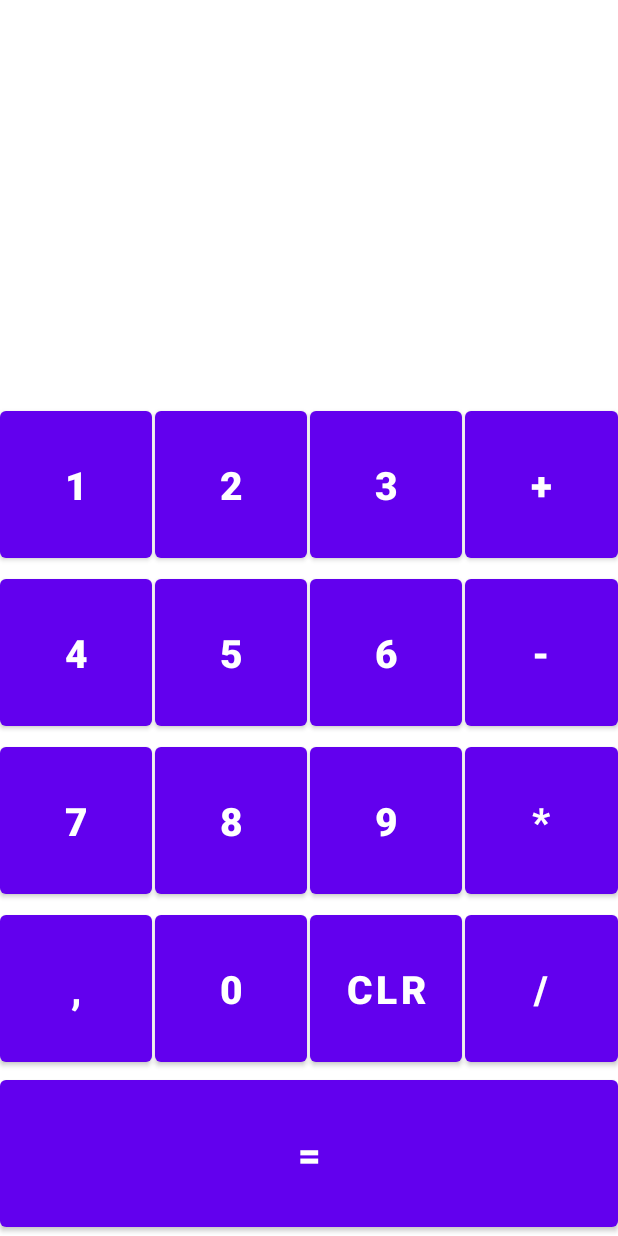
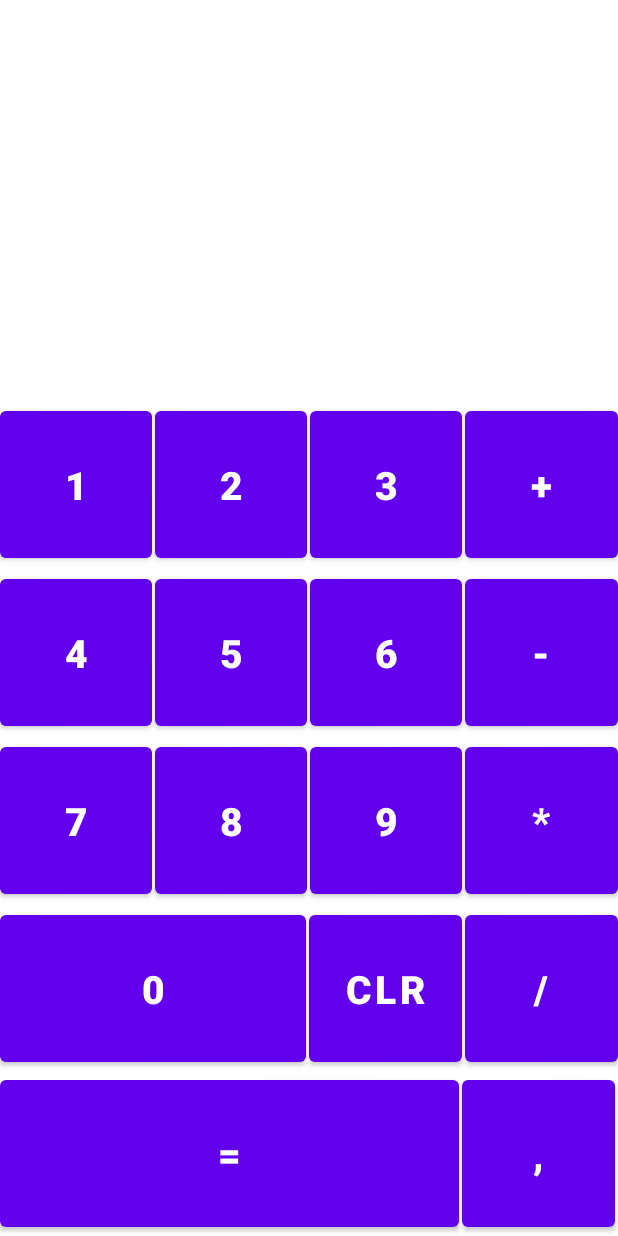
Before and after one commit to Cooookiez/UWr-Programowanie-Urzadzen-Mobilnych, an Android app: the layout activity_main.xml on its own in the app's theme, with its tools: preview values and no code run, on a phone screen of 412 x 824 dp. Run offline under Robolectric (Android 15) with nearby library versions, the light colour scheme and no system bars.

Commit message:
Zad_01_03 – cz1, c2 (layouts)

```diff
--- a/Listy/Zad_01_03_CalculatorApp/app/src/main/AndroidManifest.xml
+++ b/Listy/Zad_01_03_CalculatorApp/app/src/main/AndroidManifest.xml
@@ -9,11 +9,11 @@
         android:roundIcon="@mipmap/ic_launcher_round"
         android:supportsRtl="true"
         android:theme="@style/Theme.Zad_01_03_CalculatorApp">
-        <activity android:name=".MainActivity">
+        <activity android:name=".MainActivity"
+            android:theme="@style/Theme.AppCompat.Light.NoActionBar">
             <intent-filter>
                 <action
-                    android:name="android.intent.action.MAIN"
-                    android:theme="@style/Theme.AppCompat.Light.NoActionBar"/>
+                    android:name="android.intent.action.MAIN"/>
 
                 <category android:name="android.intent.category.LAUNCHER" />
             </intent-filter>
--- /dev/null
+++ b/Listy/Zad_01_03_CalculatorApp/app/src/main/res/layout-land/activity_main.xml
@@ -0,0 +1,273 @@
+<?xml version="1.0" encoding="utf-8"?>
+<LinearLayout xmlns:android="http://schemas.android.com/apk/res/android"
+    xmlns:app="http://schemas.android.com/apk/res-auto"
+    xmlns:tools="http://schemas.android.com/tools"
+    android:layout_width="match_parent"
+    android:layout_height="match_parent"
+    android:orientation="vertical"
+    tools:context=".MainActivity">
+
+    <LinearLayout
+        android:layout_width="match_parent"
+        android:layout_height="wrap_content"
+        android:orientation="horizontal">
+
+        <TextView
+            android:id="@+id/inputOutputTextView"
+            android:layout_width="0dp"
+            android:layout_height="100dp"
+            android:layout_weight="14"
+            android:gravity="center"
+            android:layout_margin="8dp"
+            android:textSize="48sp"/>
+
+        <Button
+            android:id="@+id/btt_CLR"
+            android:layout_width="0dp"
+            android:layout_height="match_parent"
+            android:layout_marginEnd="2dp"
+            android:layout_weight="2"
+            android:text="@string/clr"
+            android:textSize="26sp"
+            android:onClick="onClear"
+            android:textStyle="bold"/>
+
+    </LinearLayout>
+
+    <LinearLayout
+        android:layout_width="match_parent"
+        android:layout_height="0dp"
+        android:layout_weight="1"
+        android:orientation="horizontal">
+
+        <LinearLayout
+            android:layout_width="0dp"
+            android:layout_height="match_parent"
+            android:layout_weight="2"
+            android:layout_marginEnd="8dp"
+            android:orientation="vertical">
+
+            <Button
+                android:onClick="onDigit"
+                android:id="@+id/btt_1"
+                android:layout_width="match_parent"
+                android:layout_height="0dp"
+                android:layout_weight="1"
+                android:text="@string/_1"
+                android:textSize="26sp"
+                android:textStyle="bold"/>
+
+            <Button
+                android:onClick="onDigit"
+                android:id="@+id/btt_4"
+                android:layout_width="match_parent"
+                android:layout_height="0dp"
+                android:layout_weight="1"
+                android:text="@string/_4"
+                android:textSize="26sp"
+                android:textStyle="bold"/>
+
+            <Button
+                android:onClick="onDigit"
+                android:id="@+id/btt_7"
+                android:layout_width="match_parent"
+                android:layout_height="0dp"
+                android:layout_weight="1"
+                android:text="@string/_7"
+                android:textSize="26sp"
+                android:textStyle="bold"/>
+
+        </LinearLayout>
+
+        <LinearLayout
+            android:layout_width="0dp"
+            android:layout_height="match_parent"
+            android:layout_weight="2"
+            android:layout_marginEnd="8dp"
+            android:orientation="vertical">
+
+            <Button
+                android:onClick="onDigit"
+                android:id="@+id/btt_2"
+                android:layout_width="match_parent"
+                android:layout_height="0dp"
+                android:layout_weight="1"
+                android:text="@string/_2"
+                android:textSize="26sp"
+                android:textStyle="bold"/>
+
+            <Button
+                android:onClick="onDigit"
+                android:id="@+id/btt_5"
+                android:layout_width="match_parent"
+                android:layout_height="0dp"
+                android:layout_weight="1"
+                android:text="@string/_5"
+                android:textSize="26sp"
+                android:textStyle="bold"/>
+
+            <Button
+                android:onClick="onDigit"
+                android:id="@+id/btt_8"
+                android:layout_width="match_parent"
+                android:layout_height="0dp"
+                android:layout_weight="1"
+                android:text="@string/_8"
+                android:textSize="26sp"
+                android:textStyle="bold"/>
+
+        </LinearLayout>
+
+        <LinearLayout
+            android:layout_width="0dp"
+            android:layout_height="match_parent"
+            android:layout_weight="2"
+            android:layout_marginEnd="8dp"
+            android:orientation="vertical">
+
+            <Button
+                android:onClick="onDigit"
+                android:id="@+id/btt_3"
+                android:layout_width="match_parent"
+                android:layout_height="0dp"
+                android:layout_weight="1"
+                android:text="@string/_3"
+                android:textSize="26sp"
+                android:textStyle="bold"/>
+
+            <Button
+                android:onClick="onDigit"
+                android:id="@+id/btt_6"
+                android:layout_width="match_parent"
+                android:layout_height="0dp"
+                android:layout_weight="1"
+                android:text="@string/_6"
+                android:textSize="26sp"
+                android:textStyle="bold"/>
+
+            <Button
+                android:onClick="onDigit"
+                android:id="@+id/btt_9"
+                android:layout_width="match_parent"
+                android:layout_height="0dp"
+                android:layout_weight="1"
+                android:text="@string/_9"
+                android:textSize="26sp"
+                android:textStyle="bold"/>
+
+        </LinearLayout>
+
+        <LinearLayout
+            android:layout_width="0dp"
+            android:layout_height="match_parent"
+            android:layout_weight="2"
+            android:layout_marginEnd="8dp"
+            android:orientation="vertical">
+
+            <Button
+                android:onClick="onDigit"
+                android:id="@+id/btt_0"
+                android:layout_width="match_parent"
+                android:layout_height="0dp"
+                android:layout_weight="2"
+                android:text="@string/_0"
+                android:textSize="26sp"
+                android:textStyle="bold"/>
+
+            <Button
+                android:id="@+id/btt_coma"
+                android:layout_width="match_parent"
+                android:layout_height="0dp"
+                android:layout_weight="1"
+                android:text="@string/coma"
+                android:textSize="26sp"
+                android:textStyle="bold"/>
+
+        </LinearLayout>
+
+        <LinearLayout
+            android:layout_width="0dp"
+            android:layout_height="match_parent"
+            android:layout_weight="3"
+            android:orientation="vertical">
+
+            <LinearLayout
+                android:layout_width="match_parent"
+                android:layout_height="0dp"
+                android:layout_weight="1"
+                android:orientation="horizontal">
+
+                <Button
+                    android:id="@+id/btt_add"
+                    android:layout_width="0dp"
+                    android:layout_height="match_parent"
+                    android:layout_marginEnd="8dp"
+                    android:layout_weight="1"
+                    android:text="@string/add"
+                    android:textSize="26sp"
+                    android:onClick="onOperator"
+                    android:textStyle="bold"/>
+
+                <Button
+                    android:id="@+id/btt_sub"
+                    android:layout_width="0dp"
+                    android:layout_height="match_parent"
+                    android:layout_weight="1"
+                    android:text="@string/sub"
+                    android:textSize="26sp"
+                    android:onClick="onOperator"
+                    android:textStyle="bold"/>
+
+            </LinearLayout>
+
+            <LinearLayout
+                android:layout_width="match_parent"
+                android:layout_height="0dp"
+                android:layout_weight="1"
+                android:orientation="horizontal">
+
+                <Button
+                    android:id="@+id/btt_tim"
+                    android:layout_width="0dp"
+                    android:layout_height="match_parent"
+                    android:layout_marginEnd="8dp"
+                    android:layout_weight="1"
+                    android:text="@string/tim"
+                    android:textSize="26sp"
+                    android:onClick="onOperator"
+                    android:textStyle="bold"/>
+
+                <Button
+                    android:id="@+id/btt_div"
+                    android:layout_width="0dp"
+                    android:layout_height="match_parent"
+                    android:layout_weight="1"
+                    android:text="@string/div"
+                    android:textSize="26sp"
+                    android:onClick="onOperator"
+                    android:textStyle="bold"/>
+
+            </LinearLayout>
+
+            <LinearLayout
+                android:layout_width="match_parent"
+                android:layout_height="0dp"
+                android:layout_weight="1"
+                android:orientation="horizontal">
+
+            <Button
+                android:layout_width="0dp"
+                android:layout_height="match_parent"
+                android:layout_weight="3"
+                android:text="@string/res"
+                android:textSize="26sp"
+                android:onClick="onResult"
+                android:textStyle="bold"/>
+
+            </LinearLayout>
+
+        </LinearLayout>
+
+    </LinearLayout>
+
+</LinearLayout>
--- a/Listy/Zad_01_03_CalculatorApp/app/src/main/res/layout/activity_main.xml
+++ b/Listy/Zad_01_03_CalculatorApp/app/src/main/res/layout/activity_main.xml
@@ -183,22 +183,12 @@
         android:orientation="horizontal">
 
         <Button
-            android:id="@+id/btt_coma"
-            android:layout_width="0dp"
-            android:layout_height="match_parent"
-            android:layout_marginEnd="2dp"
-            android:layout_weight="1"
-            android:text="@string/coma"
-            android:textSize="26sp"
-            android:textStyle="bold"/>
-
-        <Button
             android:onClick="onDigit"
             android:id="@+id/btt_0"
             android:layout_width="0dp"
             android:layout_height="match_parent"
             android:layout_marginEnd="2dp"
-            android:layout_weight="1"
+            android:layout_weight="2"
             android:text="@string/_0"
             android:textSize="26sp"
             android:textStyle="bold"/>
@@ -233,13 +223,25 @@
         android:orientation="horizontal">
 
         <Button
-            android:layout_width="match_parent"
+            android:layout_width="0dp"
             android:layout_height="match_parent"
+            android:layout_weight="3"
+            android:layout_marginEnd="2dp"
             android:text="@string/res"
             android:textSize="26sp"
             android:onClick="onResult"
             android:textStyle="bold"/>
 
+        <Button
+            android:id="@+id/btt_coma"
+            android:layout_width="0dp"
+            android:layout_height="match_parent"
+            android:layout_marginEnd="2dp"
+            android:layout_weight="1"
+            android:text="@string/coma"
+            android:textSize="26sp"
+            android:textStyle="bold"/>
+
     </LinearLayout>
 
 </LinearLayout>
```
